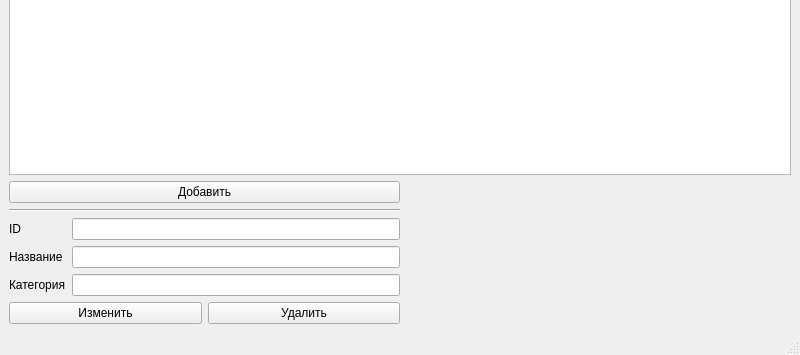
This is src/MainWindow.ui in teackot/veggieapp as Qt 5 draws it before an edit; both pictures show x 0 to 800 and y 245 to 600 of the 800 by 600 pixel window. The edited form follows.
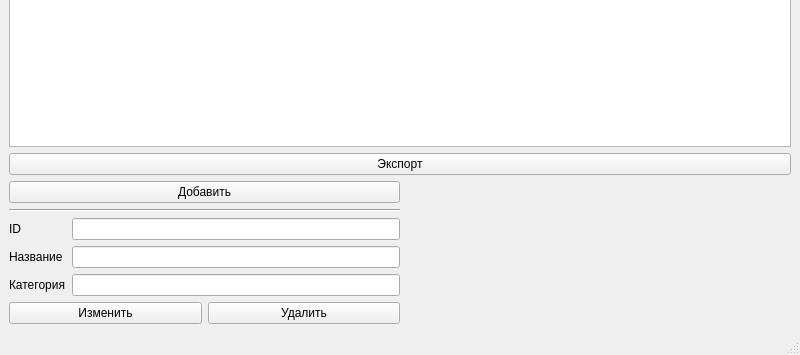
This is the edited form. Icons and pictures are not drawn.

Commit message: Export to html

```diff
--- a/src/MainWindow.ui
+++ b/src/MainWindow.ui
@@ -45,6 +45,13 @@
       </property>
      </widget>
     </item>
+    <item>
+     <widget class="QPushButton" name="exportButton">
+      <property name="text">
+       <string>Экспорт</string>
+      </property>
+     </widget>
+    </item>
     <item>
      <layout class="QHBoxLayout" name="horizontalLayout">
       <item>
```
The commit also changes 7 other files.
